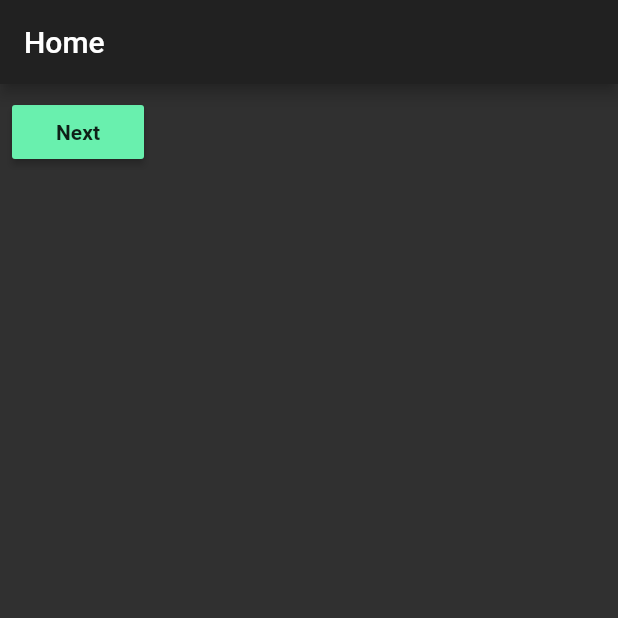
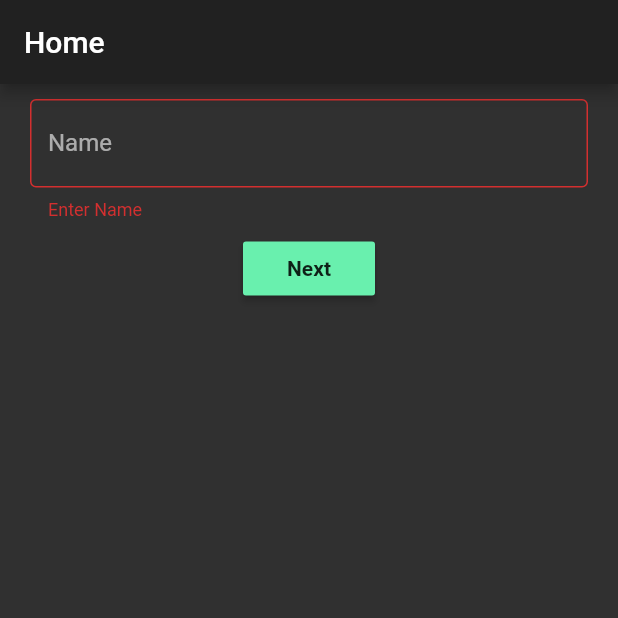
Before and after one commit to mavyasoni786/flutter-navigator, a Flutter app: the screen it shows after launch, on a phone screen of 412 x 824 dp, the top half of it. Run offline on Flutter 3.47's test engine with Material 2 defaults, Android fonts, the phone set to English and light mode, and no system bars.

Commit message:
[feature] return data in previous screen

```diff
--- a/lib/home.dart
+++ /dev/null
@@ -1,36 +0,0 @@
-import 'package:flutter/cupertino.dart';
-import 'package:flutter/material.dart';
-import 'package:navigation/app_button.dart';
-import 'package:navigation/second.dart';
-
-class HomeScreen extends StatelessWidget {
-
-
-
-  @override
-  Widget build(BuildContext context) {
-    return Scaffold(
-      appBar: AppBar(
-        title: Text("Home"),
-      ),
-      body: Container(
-        padding: EdgeInsets.all(8.0),
-        child: AppButton(
-          color: Colors.greenAccent,
-          text: "Next",
-          onPressed: () async {
-            final String value = await Navigator.push(
-              context,
-              MaterialPageRoute(
-                builder: (context) => SecondScreen(),
-              ),
-            );
-            debugPrint(value);
-          },
-        ),
-      ),
-    );
-  }
-
-
-}
--- a/lib/main.dart
+++ b/lib/main.dart
@@ -1,6 +1,7 @@
 import 'package:flutter/material.dart';
 
-import 'home.dart';
+import 'src/home.dart';
+import 'src/second.dart';
 
 void main() => runApp(MyApp());
 
@@ -10,7 +11,11 @@ class MyApp extends StatelessWidget {
     return MaterialApp(
       title: 'Flutter Demo',
       theme: ThemeData.dark(),
-      home: HomeScreen(),
-    );
+      initialRoute: '/',
+      routes: {
+        '/': (context) => HomeScreen(),
+        '/second': (context) => SecondScreen(),
+      },
+     );
   }
 }
--- /dev/null
+++ b/lib/src/home.dart
@@ -0,0 +1,105 @@
+import 'package:flutter/cupertino.dart';
+import 'package:flutter/material.dart';
+import 'package:navigation/widgets/app_button.dart';
+import 'package:navigation/widgets/input_edit_text.dart';
+
+class HomeScreen extends StatefulWidget {
+  @override
+  _HomeScreenState createState() => _HomeScreenState();
+}
+
+class _HomeScreenState extends State<HomeScreen> {
+  final FocusNode _nameFocus = FocusNode();
+
+  final GlobalKey<FormState> _key = GlobalKey();
+
+  String _name;
+  String _strSecond="";
+
+  @override
+  Widget build(BuildContext context) {
+    return Scaffold(
+      appBar: AppBar(
+        title: Text("Home"),
+      ),
+      body: Form(
+        key: _key,
+        autovalidate: true,
+        child: Container(
+          child: SingleChildScrollView(
+            child: Column(
+              children: <Widget>[
+                _getNameTextField(),
+                _getAppButton(),
+                _getTextData()
+              ],
+            ),
+          ),
+        ),
+      ),
+    );
+  }
+
+  void dispose() {
+    _nameFocus.dispose();
+    super.dispose();
+  }
+
+  _getTextData(){
+    return Container(
+      padding: EdgeInsets.all(16.0),
+      child: Text(
+          _strSecond,
+        style: TextStyle(
+          fontSize: 30
+        ),
+      ),
+    );
+  }
+
+  _getNameTextField() => Container(
+      padding: const EdgeInsets.only(top: 10, left: 20, right: 20),
+      child: MyTextInputField(
+        textInputAction: TextInputAction.done,
+        focusNode: _nameFocus,
+        labelText: "Name",
+        validator: (value) {
+          return isEmpty(
+            context,
+            value,
+            "Enter Name",
+          );
+        },
+        onSaved: (value) {
+          _name = value;
+        },
+        keyboardType: TextInputType.text,
+      ),
+    );
+
+  _getAppButton() => Container(
+      padding: EdgeInsets.all(8.0),
+      child: AppButton(
+        color: Colors.greenAccent,
+        text: "Next",
+        onPressed: () async {
+          if (_key.currentState.validate()) {
+            _key.currentState.save();
+            final previousData =
+            await Navigator.pushNamed(context, "/second", arguments: _name);
+            setState(() {
+              _strSecond = previousData;
+            });
+          }
+        },
+      ),
+    );
+}
+
+String isEmpty(BuildContext context, String value, String message) {
+  if (value.isEmpty) {
+    return message;
+  } else {
+    return null;
+  }
+}
--- /dev/null
+++ b/lib/utils/images.dart
@@ -0,0 +1,2 @@
+const icPassCodeVisible = 'assets/images/ic_pass_code_visible.png';
+const icPassCodeInVisible = 'assets/images/ic_pass_code_invisible.png';
--- /dev/null
+++ b/lib/widgets/input_edit_text.dart
@@ -0,0 +1,104 @@
+import 'package:flutter/material.dart';
+import '../utils/images.dart';
+
+class MyTextInputField extends StatefulWidget {
+
+  final TextEditingController controller;
+  final String hint;
+  final String labelText;
+  final FocusNode focusNode;
+  final FormFieldValidator<String> validator;
+  final FormFieldSetter<String> onSaved;
+  final Function endIconClick;
+
+  final ValueChanged<String> onFieldSubmitted;
+
+  final TextInputType keyboardType;
+  final TextInputAction textInputAction;
+  final bool enabled;
+  bool isObscureText;
+  final bool isPassword;
+  final String initialValue;
+  final String endIcon;
+
+  MyTextInputField(
+      {Key key,
+      this.controller,
+      this.focusNode,
+      this.hint,
+      this.labelText,
+      this.validator,
+      this.onSaved,
+      this.keyboardType,
+      this.textInputAction,
+      this.enabled = true,
+      this.isObscureText = false,
+      this.isPassword = false,
+      this.initialValue,
+      this.onFieldSubmitted,
+      this.endIcon,
+      this.endIconClick})
+      : super(key: key);
+
+  @override
+  _MyTextInputFieldState createState() => _MyTextInputFieldState();
+}
+
+class _MyTextInputFieldState extends State<MyTextInputField> {
+  @override
+  Widget build(BuildContext context) {
+    return TextFormField(
+      controller: widget.controller,
+      focusNode: widget.focusNode,
+      keyboardType: widget.keyboardType,
+      textInputAction: widget.textInputAction,
+      enabled: widget.enabled,
+      decoration: InputDecoration(
+        hintText: widget.hint,
+        labelText: widget.labelText,
+        border: OutlineInputBorder(),
+        suffixIcon: _suffixIconCheck(),
+      ),
+      onSaved: widget.onSaved,
+      validator: widget.validator,
+      initialValue: widget.initialValue,
+      onFieldSubmitted: widget.onFieldSubmitted,
+      obscureText: widget.isObscureText == null ? false : widget.isObscureText,
+    );
+  }
+
+  _suffixIconCheck() =>
+      (widget.isPassword == null || widget.isPassword == false)
+          ? widget.endIcon != null
+              ? Padding(
+                  padding: const EdgeInsets.all(8.0),
+                  child: Image.asset(
+                    widget.endIcon,
+                    width: 20,
+                    height: 20,
+                    scale: 2.5,
+                  ),
+                )
+              : null
+          : (widget.isPassword
+              ? GestureDetector(
+                  onTap: () {
+                    if (widget.endIconClick != null) {
+                      widget.endIconClick(!widget.isObscureText);
+                    }
+                    setState(() {
+                      widget.isObscureText = !widget.isObscureText;
+                    });
+                  },
+                  child: Padding(
+                    padding: const EdgeInsets.all(8.0),
+                    child: Image.asset(
+                      widget.isObscureText ? widget.endIcon : icPassCodeVisible,
+                      width: 20,
+                      height: 20,
+                      scale: 2.5,
+                    ),
+                  ),
+                )
+              : null);
+}
```
Also changed, not shown: lib/second.dart (deleted, +0 -33 lines), lib/src/second.dart (added, +83 -0 lines), lib/utils/navigation_utils.dart (added, +30 -0 lines), pubspec.yaml (+2 -53 lines), assets/images/ic_pass_code_invisible.png (added), assets/images/ic_pass_code_visible.png (added), lib/src/third.dart (renamed from lib/third.dart), lib/widgets/app_button.dart (renamed from lib/app_button.dart).
